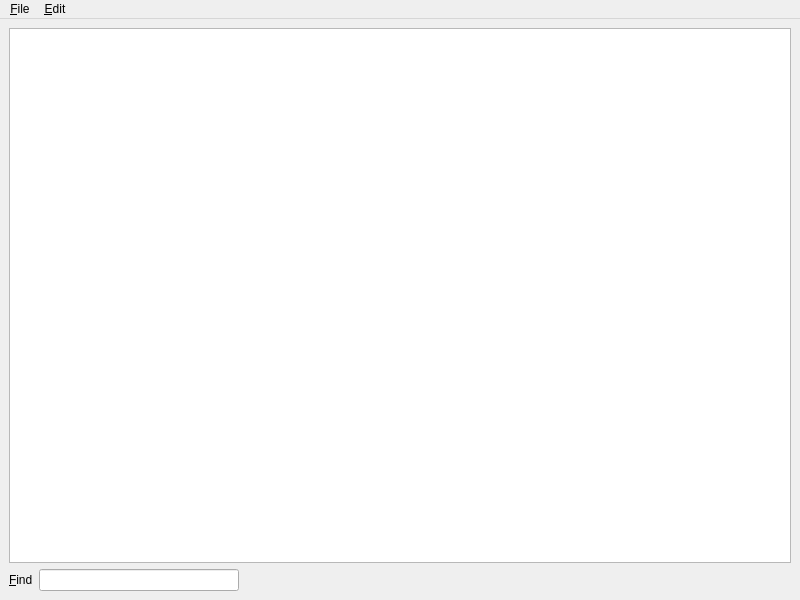
textbrowser/spot-on, file branches/trunk/GoldBug-UI/pageviewer.ui: the form before one commit.
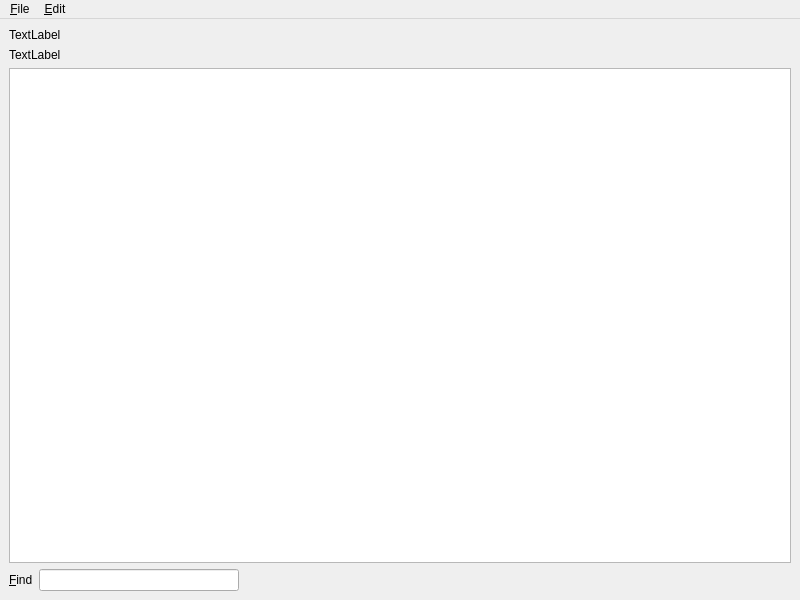
The form after the commit. Icons and pictures are not drawn. Custom widgets are drawn as their Qt base class.

The edit to the form file:
```diff
--- a/branches/trunk/GoldBug-UI/pageviewer.ui
+++ b/branches/trunk/GoldBug-UI/pageviewer.ui
@@ -16,6 +16,26 @@
   </property>
   <widget class="QWidget" name="centralwidget">
    <layout class="QVBoxLayout" name="verticalLayout">
+    <item>
+     <widget class="QLabel" name="url">
+      <property name="text">
+       <string>TextLabel</string>
+      </property>
+      <property name="textInteractionFlags">
+       <set>Qt::LinksAccessibleByMouse|Qt::TextSelectableByKeyboard|Qt::TextSelectableByMouse</set>
+      </property>
+     </widget>
+    </item>
+    <item>
+     <widget class="QLabel" name="size">
+      <property name="text">
+       <string>TextLabel</string>
+      </property>
+      <property name="textInteractionFlags">
+       <set>Qt::LinksAccessibleByMouse|Qt::TextSelectableByKeyboard</set>
+      </property>
+     </widget>
+    </item>
     <item>
      <widget class="spoton_textbrowser" name="textBrowser">
       <property name="openLinks">
```
